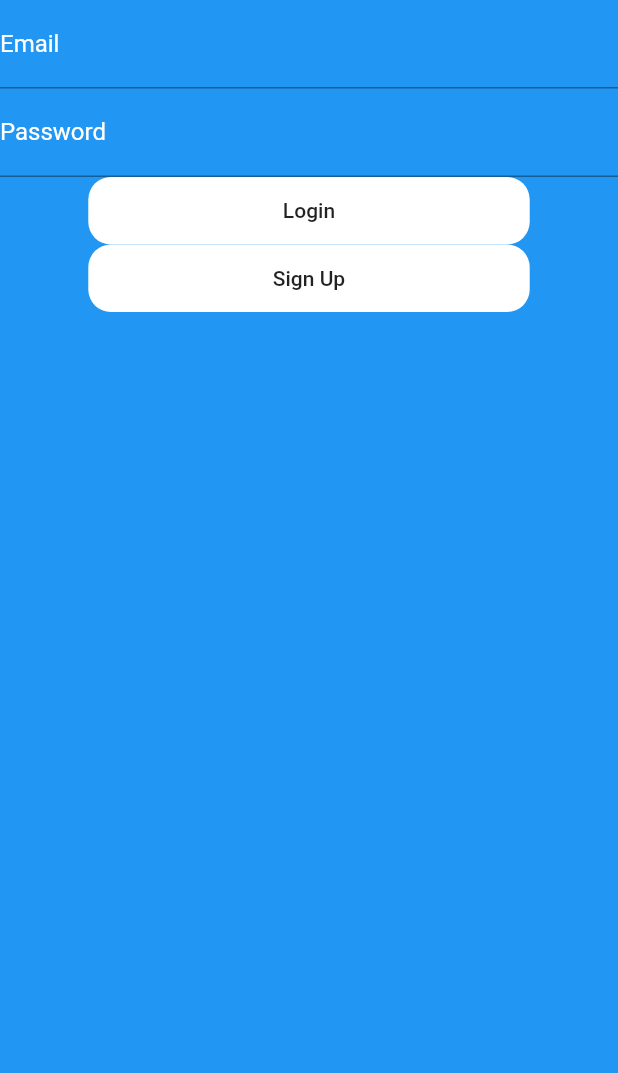
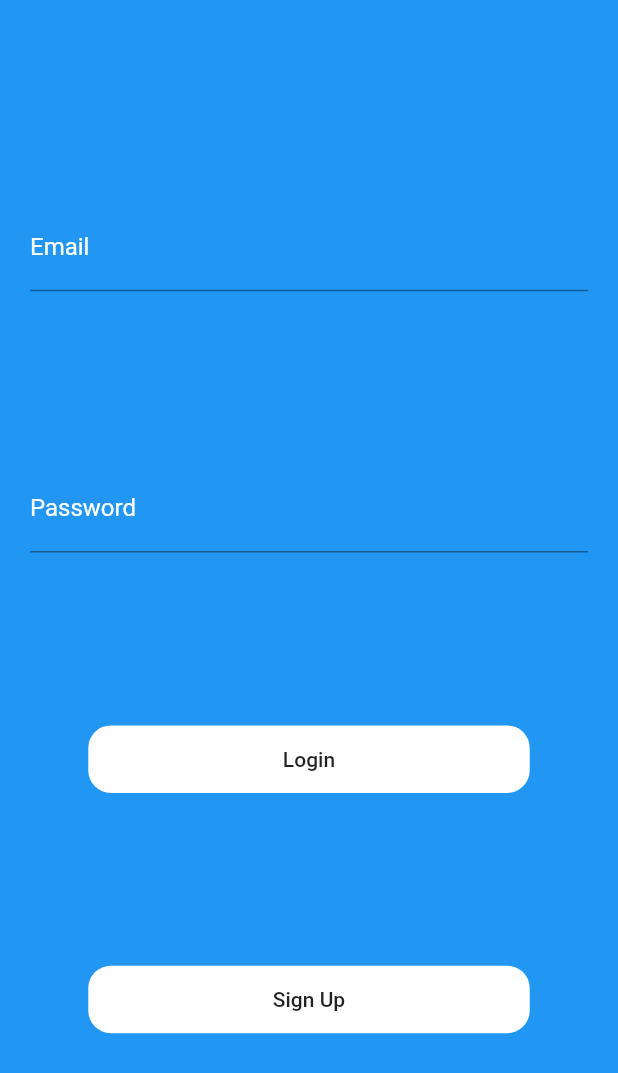
Before and after one commit to itsjustkevin/pidgin-flutter, a Flutter app: the screen it shows after launch, after a tap on "Sign Up", on a phone screen of 412 x 824 dp. Shown: the top 1073 px of the screen. Run offline on Flutter 3.47's test engine with Material 2 defaults, Android fonts, the phone set to English and light mode, and no system bars; our stand-ins replace firebase_auth, firebase_core; accounts and stored records are empty; network calls fail.

```diff
--- a/lib/main.dart
+++ b/lib/main.dart
@@ -18,6 +18,7 @@ class MyApp extends StatelessWidget {
     return const MaterialApp(
       title: 'Pidgin',
       home: Authentication(),
+      debugShowCheckedModeBanner: false,
     );
   }
 }
--- a/lib/net/flutterfire.dart
+++ b/lib/net/flutterfire.dart
@@ -0,0 +1,30 @@
+import 'package:firebase_auth/firebase_auth.dart';
+
+Future<bool> signIn(String email, String password) async {
+  try {
+    await FirebaseAuth.instance
+        .signInWithEmailAndPassword(email: email, password: password);
+    return true;
+  } catch (e) {
+      print(e);
+      return false;
+  }
+}
+
+Future<bool> register(String email, String password) async {
+  try {
+    await FirebaseAuth.instance
+        .createUserWithEmailAndPassword(email: email, password: password);
+    return true;
+  } on FirebaseAuthException catch (e) {
+    if (e.code == 'weak-password') {
+      print('The password provided is too weak.');
+    } else if (e.code == 'email-already-in-use') {
+      print('The account already exists for that email.');
+    }
+    return false;
+  } catch (e) {
+    print(e);
+    return false;
+  }
+}
--- a/lib/ui/authentication.dart
+++ b/lib/ui/authentication.dart
@@ -1,15 +1,17 @@
 import 'package:flutter/material.dart';
+import 'package:pidgin/net/flutterfire.dart';
+import 'package:pidgin/ui/home.dart';
 
 class Authentication extends StatefulWidget {
-  const Authentication({ Key? key }) : super(key: key);
+  const Authentication({Key? key}) : super(key: key);
 
   @override
   _AuthenticationState createState() => _AuthenticationState();
 }
 
 class _AuthenticationState extends State<Authentication> {
-  TextEditingController _emailField = TextEditingController();
-  TextEditingController _passwordField = TextEditingController();
+  final TextEditingController _emailField = TextEditingController();
+  final TextEditingController _passwordField = TextEditingController();
 
   @override
   Widget build(BuildContext context) {
@@ -17,10 +19,11 @@ class _AuthenticationState extends State<Authentication> {
       body: Container(
         width: MediaQuery.of(context).size.width,
         height: MediaQuery.of(context).size.height,
-        decoration: const BoxDecoration(
-          color: Colors.blue
-        ),
+        decoration: const BoxDecoration(color: Colors.blue),
+        child: Padding(
+          padding: const EdgeInsets.all(20.0),
           child: Column(
+            mainAxisAlignment: MainAxisAlignment.spaceEvenly,
             children: [
               TextFormField(
                 controller: _emailField,
@@ -54,10 +57,18 @@ class _AuthenticationState extends State<Authentication> {
                 height: 45,
                 decoration: BoxDecoration(
                     borderRadius: BorderRadius.circular(15.0),
-                color: Colors.white
+                    color: Colors.white),
+                child: MaterialButton(
+                  onPressed: () async {
+                    bool shouldNavigate =
+                        await signIn(_emailField.text, _passwordField.text);
+                    if (shouldNavigate) {
+                      Navigator.push(context,
+                          MaterialPageRoute(builder: (context) => const HomeView(),
                           ),
-              child: MaterialButton(
-                onPressed: () {},
+                        );
+                    }
+                  },
                   child: const Text("Login"),
                 ),
               ),
@@ -66,16 +77,25 @@ class _AuthenticationState extends State<Authentication> {
                 height: 45,
                 decoration: BoxDecoration(
                     borderRadius: BorderRadius.circular(15.0),
-                color: Colors.white
+                    color: Colors.white),
+                child: MaterialButton(
+                  onPressed: () async {
+                    bool shouldNavigate =
+                        await register(_emailField.text, _passwordField.text);
+                    if (shouldNavigate) {
+                      Navigator.push(context,
+                          MaterialPageRoute(builder: (context) => const HomeView(),
                           ),
-              child: MaterialButton(
-                onPressed: () {},
+                        );
+                    }
+                  },
                   child: const Text("Sign Up"),
                 ),
               ),
             ],
           ),
         ),
+      ),
     );
   }
 }
```
Also changed, not shown: lib/ui/home.dart (added, +39 -0 lines). Lines whose indentation alone changed are shown as unchanged.
